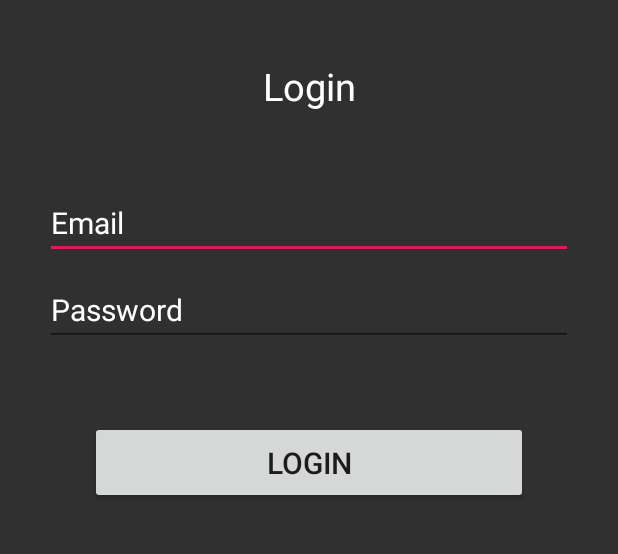
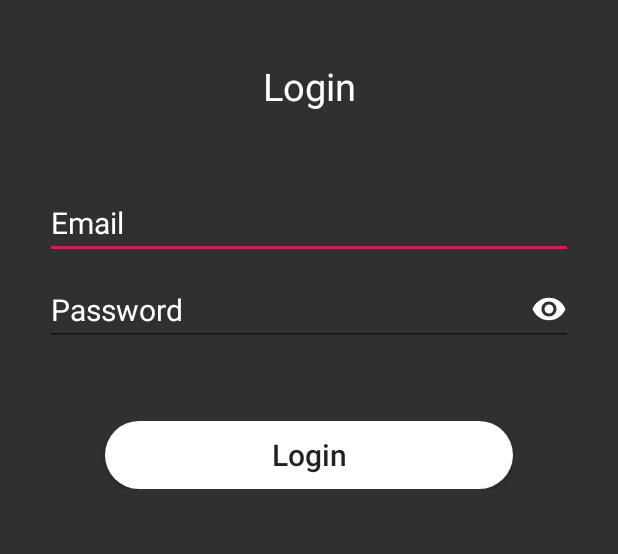
Before and after one commit to Aayushdangol/amar-pudasaini, an Android app: the LoginActivity screen opened directly, with no data from a screen before it, on a phone screen of 412 x 824 dp, the part 384-938 px from its top. Run offline under Robolectric (Android 15) with nearby library versions, the phone set to English and light mode, and no system bars.

Commit message:
Render changes in login page

```diff
--- /dev/null
+++ b/app/src/main/res/drawable/eye.xml
@@ -0,0 +1,5 @@
+<vector android:height="24dp" android:tint="#FFFFFF"
+    android:viewportHeight="24.0" android:viewportWidth="24.0"
+    android:width="24dp" xmlns:android="http://schemas.android.com/apk/res/android">
+    <path android:fillColor="#FF000000" android:pathData="M12,4.5C7,4.5 2.73,7.61 1,12c1.73,4.39 6,7.5 11,7.5s9.27,-3.11 11,-7.5c-1.73,-4.39 -6,-7.5 -11,-7.5zM12,17c-2.76,0 -5,-2.24 -5,-5s2.24,-5 5,-5 5,2.24 5,5 -2.24,5 -5,5zM12,9c-1.66,0 -3,1.34 -3,3s1.34,3 3,3 3,-1.34 3,-3 -1.34,-3 -3,-3z"/>
+</vector>
--- /dev/null
+++ b/app/src/main/res/drawable/rounded_button.xml
@@ -0,0 +1,10 @@
+<?xml version="1.0" encoding="utf-8"?>
+<shape xmlns:android="http://schemas.android.com/apk/res/android"
+    android:shape="rectangle">
+
+    <solid android:color="#fff"></solid>
+    <corners android:radius="100dp"></corners>
+
+
+
+</shape>
--- a/app/src/main/res/layout/activity_login.xml
+++ b/app/src/main/res/layout/activity_login.xml
@@ -32,6 +32,7 @@
                 android:textColor="#ffffff"/>
 
             <EditText
+                android:id="@+id/etLogin"
                 android:hint="Email"
                 android:textColorHint="#fff"
                 android:textSize="20dp"
@@ -43,8 +44,10 @@
 
 
             <EditText
+                android:id="@+id/etPassword"
+                android:drawableRight="@drawable/eye"
                 android:hint="Password"
-                android:textColorHint="#fff"
+                android:textColorHint="#ffffff"
                 android:textSize="20dp"
                 android:layout_marginLeft="30dp"
                 android:layout_marginRight="30dp"
@@ -53,13 +56,27 @@
                 android:layout_height="wrap_content" />
 
             <Button
+                android:id="@+id/btnLogin"
                 android:layout_marginTop="50dp"
-                android:layout_marginLeft="60dp"
-                android:layout_marginRight="60dp"
+                android:layout_marginLeft="70dp"
+                android:layout_marginRight="70dp"
                 android:layout_width="match_parent"
                 android:text="Login"
                 android:textSize="20dp"
-                android:layout_height="55dp" />
+                android:textAllCaps="false"
+                android:background="@drawable/rounded_button"
+                android:layout_height="45dp" />
+
+            <!--<Button-->
+                <!--android:layout_marginTop="20dp"-->
+                <!--android:layout_marginLeft="60dp"-->
+                <!--android:layout_marginRight="60dp"-->
+                <!--android:layout_width="match_parent"-->
+                <!--android:text="Login"-->
+                <!--android:textSize="20dp"-->
+                <!--android:textAllCaps="false"-->
+                <!--android:background="@drawable/rounded_button"-->
+                <!--android:layout_height="45dp" />-->
 
         </LinearLayout>
 </RelativeLayout>
```
